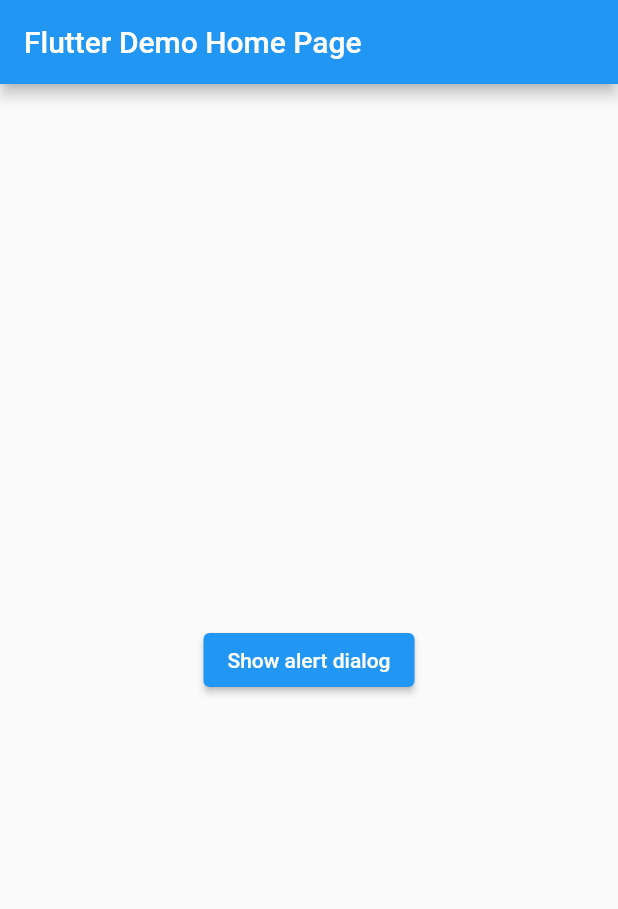
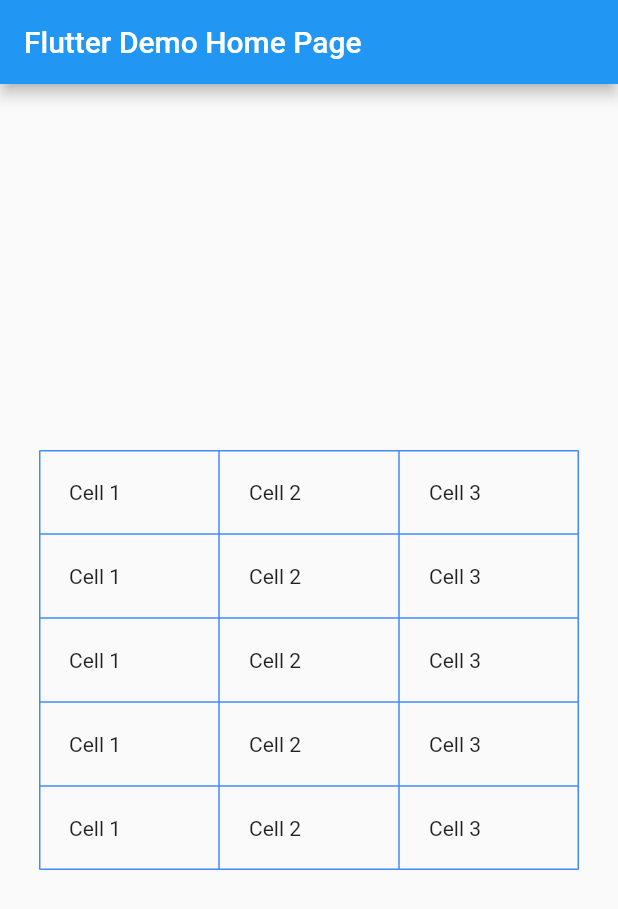
Before and after one commit to shindeyy/flutterdemo, a Flutter app: the screen it shows after launch, on a phone screen of 412 x 824 dp. Shown: the top 909 px of the screen. Run offline on Flutter 3.47's test engine with Material 2 defaults, Android fonts, the phone set to English and light mode, and no system bars; missing offline and left inert: dart:ffi.

Commit message:
Commit Related To: - TableRow example demo.

```diff
--- a/lib/main.dart
+++ b/lib/main.dart
@@ -5,6 +5,45 @@ import 'package:flutter/material.dart';
 void main() {
   runApp(const MyApp());
   //runApp(const _TimePickerDemo());
+}
+
+class _TableRow extends State<MyHomePage>{
+  @override
+  Widget build(BuildContext context) {
+    TableRow _tableRow = const TableRow(
+      children: <Widget>[
+          Padding(
+            padding: EdgeInsets.all(20),
+            child: Text("Cell 1"),
+          ),
+        Padding(
+          padding: EdgeInsets.all(20),
+          child: Text("Cell 2"),
+        ),
+        Padding(
+          padding: EdgeInsets.all(20),
+          child: Text("Cell 3"),
+        ),
+      ]
+    );
+
+    return Scaffold(appBar: AppBar(
+      title: Text(widget.title),
+    ),body: Center(
+      child: Table(
+        border: TableBorder.all(color: Colors.blueAccent),
+        defaultColumnWidth: const FixedColumnWidth(120),
+        children: <TableRow>[
+          _tableRow,
+          _tableRow,
+          _tableRow,
+          _tableRow,
+          _tableRow,
+        ],
+      ),
+    ),);
+  }
+
 }
 
 class _AlertDialog extends State<MyHomePage>{
@@ -488,5 +527,5 @@ class MyHomePage extends StatefulWidget {
   final String title;
 
   @override
-  State<MyHomePage> createState() => _AlertDialog();
+  State<MyHomePage> createState() => _TableRow();
 }
```
